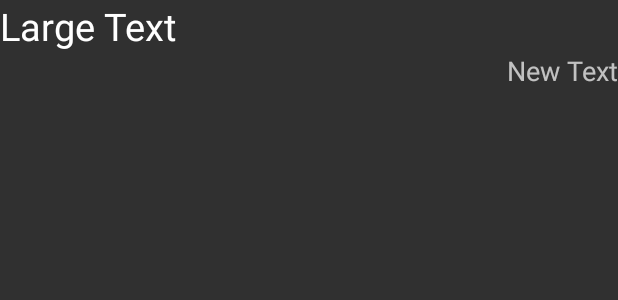
After one commit to crisscuola/vk_secure, an Android app: the layout dialogs_fragment.xml on its own in the app's theme, with its tools: preview values and no code run, on a phone screen of 412 x 824 dp. The commit adds this screen. Shown: the top 300 px of the screen. Run offline under Robolectric (Android 15) with nearby library versions, the light colour scheme and no system bars; network calls fail.

Commit message:
doesnt work

```diff
--- /dev/null
+++ b/app/src/main/res/layout/dialogs_fragment.xml
@@ -0,0 +1,28 @@
+<?xml version="1.0" encoding="utf-8"?>
+<LinearLayout xmlns:android="http://schemas.android.com/apk/res/android"
+    android:orientation="vertical" android:layout_width="match_parent"
+    android:layout_height="match_parent">
+
+
+    <TextView
+        android:layout_width="wrap_content"
+        android:layout_height="wrap_content"
+        android:textAppearance="?android:attr/textAppearanceLarge"
+        android:text="Large Text"
+        android:id="@+id/user_name"
+        android:textSize="25sp" />
+
+    <TextView
+        android:layout_width="wrap_content"
+        android:layout_height="wrap_content"
+        android:text="New Text"
+        android:id="@+id/msg"
+        android:textSize="18sp"
+        android:layout_gravity="right" />
+
+    <ListView
+        android:layout_width="wrap_content"
+        android:layout_height="wrap_content"
+        android:id="@+id/listView" />
+
+</LinearLayout>
```
Also changed, not shown: app/src/main/java/com/example/kirill/techpark16/DialogsListFragment.java (+44 -3 lines).
